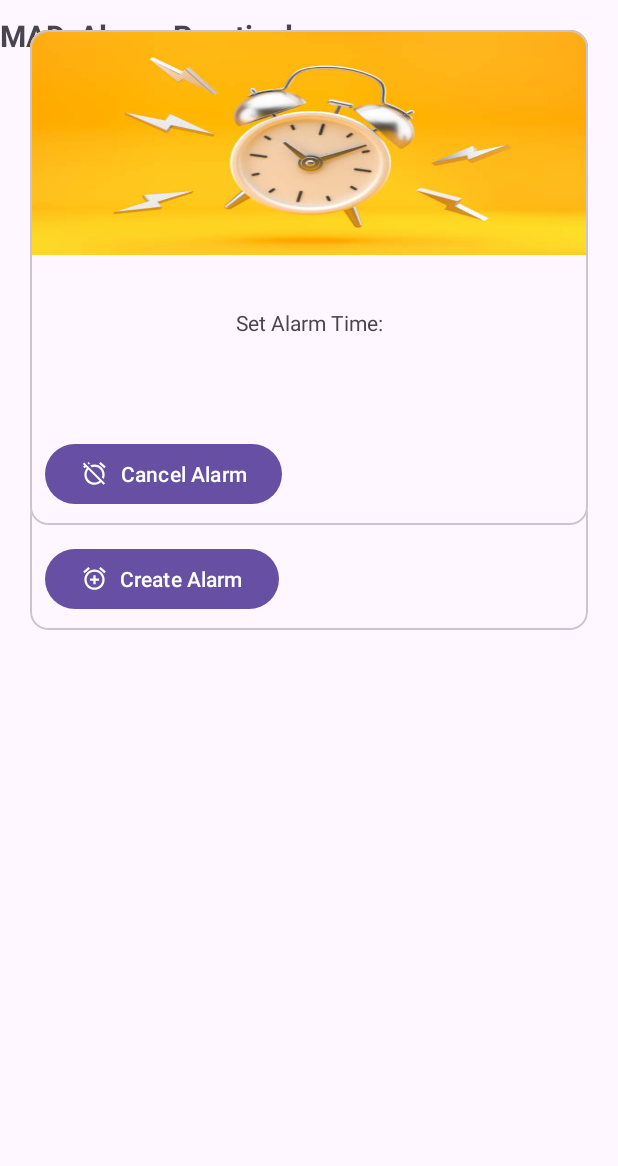
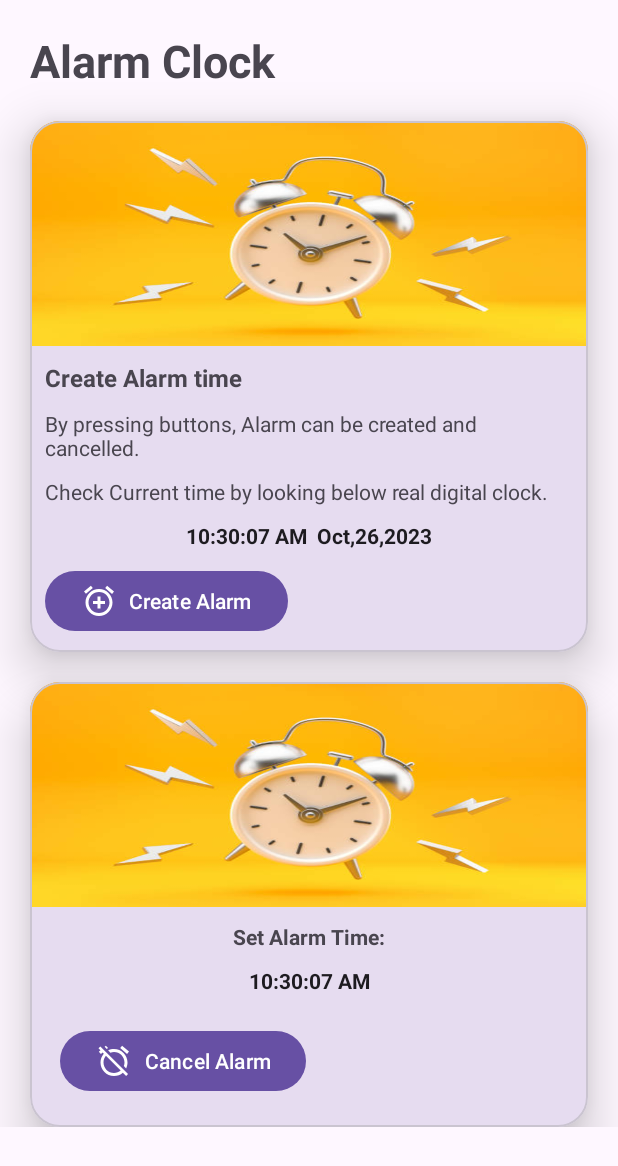
Before and after one commit to Harsh1144/MAD_21012021051_Practical-8, an Android app: the screen it shows after launch (MainActivity), on a phone screen of 412 x 824 dp. Shown: the top 1166 px of the screen. Run offline under Robolectric (Android 15) with nearby library versions, the phone set to English and light mode, and no system bars.

Commit message:
Practical

```diff
--- a/app/src/main/AndroidManifest.xml
+++ b/app/src/main/AndroidManifest.xml
@@ -1,8 +1,9 @@
 <?xml version="1.0" encoding="utf-8"?>
 <manifest xmlns:android="http://schemas.android.com/apk/res/android"
     xmlns:tools="http://schemas.android.com/tools">
-<uses-permission
-    android:name="android.permission.SCHEDULE_EXACT_ALARM"/>
+    <uses-permission android:name="android.permission.SCHEDULE_EXACT_ALARM" />
+    <uses-permission android:name="android.permission.USE_EXACT_ALARM" />
+
     <application
         android:allowBackup="true"
         android:dataExtractionRules="@xml/data_extraction_rules"
--- a/app/src/main/java/com/example/mad_21012021051_practical_8/AlarmBroadcastReceiver.kt
+++ b/app/src/main/java/com/example/mad_21012021051_practical_8/AlarmBroadcastReceiver.kt
@@ -5,17 +5,17 @@ import android.content.Context
 import android.content.Intent
 
 class AlarmBroadcastReceiver : BroadcastReceiver() {
-companion object{
-    val ALARMKEY ="KEY"
-    val ALARMSTART ="START"
-    val ALARMSTOP ="STOP"
-
-}
+    companion object{
+        val ALARMKEY = "Key"
+        val AlARMSTART = "Start"
+        val ALARMSTOP = "Stop"
+    }
     override fun onReceive(context: Context, intent: Intent) {
         // This method is called when the BroadcastReceiver is receiving an Intent broadcast.
         val data = intent.getStringExtra(ALARMKEY)
-        val intentService = Intent(context, AlarmService::class.java)
-        if (data == ALARMSTART) {
+
+        val intentService = Intent(context,AlarmService::class.java)
+        if (data == AlARMSTART){
             context.startService(intentService)
         }
         else{
--- a/app/src/main/java/com/example/mad_21012021051_practical_8/AlarmService.kt
+++ b/app/src/main/java/com/example/mad_21012021051_practical_8/AlarmService.kt
@@ -7,18 +7,18 @@ import android.os.IBinder
 
 class AlarmService : Service() {
 
-    lateinit  var player:MediaPlayer
+    lateinit var player:MediaPlayer
     override fun onBind(intent: Intent): IBinder {
         TODO("Return the communication channel to the service.")
     }
 
     override fun onDestroy() {
+        player.stop()
         super.onDestroy()
     }
 
-
     override fun onStartCommand(intent: Intent?, flags: Int, startId: Int): Int {
-        if(intent !=null){
+        if(intent != null){
             player=MediaPlayer.create(this,R.raw.alarm)
             player.start()
         }
--- a/app/src/main/java/com/example/mad_21012021051_practical_8/MainActivity.kt
+++ b/app/src/main/java/com/example/mad_21012021051_practical_8/MainActivity.kt
@@ -2,26 +2,67 @@ package com.example.mad_21012021051_practical_8
 
 import android.app.AlarmManager
 import android.app.PendingIntent
+import android.app.TimePickerDialog
 import android.content.Intent
 import androidx.appcompat.app.AppCompatActivity
 import android.os.Bundle
+import android.view.View
+import android.widget.Button
+import com.google.android.material.button.MaterialButton
+import com.google.android.material.card.MaterialCardView
+import java.util.Calendar
 
 class MainActivity : AppCompatActivity() {
     override fun onCreate(savedInstanceState: Bundle?) {
         super.onCreate(savedInstanceState)
         setContentView(R.layout.activity_main)
+
+        val cancelAlarmCard = findViewById<MaterialCardView>(R.id.cancel_card)
+
+        val createAlarm = findViewById<MaterialButton>(R.id.create_alarm_btn)
+
+
+        createAlarm.setOnClickListener()
+        {
+            TimePickerDialog(this,{tp,hour,minute -> setAlarmTime(hour,minute)},Calendar.HOUR,Calendar.MINUTE,false).show()
+            cancelAlarmCard.visibility = View.VISIBLE
+        }
+
+        val cancelAlarm = findViewById<MaterialButton>(R.id.cancel_alarm_btn)
+        cancelAlarm.setOnClickListener()
+        {
+            stop()
+            cancelAlarmCard.visibility = View.GONE
+        }
+
     }
-    fun setAlarm(militime:Long,action: String){
-        val intentalarm=Intent(applicationContext,AlarmBroadcastReceiver::class.java)
-        intentalarm.putExtra(AlarmBroadcastReceiver.ALARMKEY,action)
-        val pendingintent=PendingIntent.getBroadcast(applicationContext,4345,intentalarm,PendingIntent.FLAG_UPDATE_CURRENT)
-        val manager=getSystemService(ALARM_SERVICE) as AlarmManager
-        if (action==AlarmBroadcastReceiver.ALARMSTART){
-            manager.setExact(AlarmManager.RTC_WAKEUP,militime,pendingintent)
+
+    fun setAlarmTime(hour: Int, Minute: Int){
+        val alarmTime = Calendar.getInstance()
+        val year = alarmTime.get(Calendar.YEAR)
+        val month = alarmTime.get(Calendar.MONTH)
+        val day = alarmTime.get(Calendar.DATE)
+        val hour = alarmTime.get(Calendar.HOUR)
+        val minute = alarmTime.get(Calendar.MINUTE)
+        alarmTime.set(year,month,day,hour,minute)
+        setAlarm(alarmTime.timeInMillis,AlarmBroadcastReceiver.AlARMSTART)
+    }
+    fun stop(){
+        setAlarm(-1,AlarmBroadcastReceiver.ALARMSTOP)
+    }
+
+    fun setAlarm(militime:Long,action:String){
+        val intentAlarm = Intent(applicationContext,AlarmBroadcastReceiver::class.java)
+        intentAlarm.putExtra(AlarmBroadcastReceiver.ALARMKEY,action)
+        val pendingIntent = PendingIntent.getBroadcast(applicationContext,4345,intentAlarm,PendingIntent.FLAG_IMMUTABLE or  PendingIntent.FLAG_UPDATE_CURRENT)
+        val manager = getSystemService(ALARM_SERVICE) as AlarmManager
+
+        if(action === AlarmBroadcastReceiver.AlARMSTART){
+            manager.setExact(AlarmManager.RTC_WAKEUP,militime,pendingIntent)
         }
-        else{
-            manager.cancel(pendingintent)
-            sendBroadcast(intentalarm)
+        else if(action == AlarmBroadcastReceiver.ALARMSTOP){
+            manager.cancel(pendingIntent)
+            sendBroadcast(intentAlarm)
         }
     }
 
--- a/app/src/main/res/layout/activity_main.xml
+++ b/app/src/main/res/layout/activity_main.xml
@@ -9,125 +9,177 @@
     <androidx.core.widget.NestedScrollView
         android:layout_width="match_parent"
         android:layout_height="match_parent">
-    <androidx.coordinatorlayout.widget.CoordinatorLayout
+
+        <androidx.constraintlayout.widget.ConstraintLayout
             android:layout_width="match_parent"
-        android:layout_height="wrap_content">
+            android:layout_height="wrap_content"
+            app:layout_constraintEnd_toEndOf="parent"
+            app:layout_constraintStart_toStartOf="parent">
 
             <TextView
-            android:id="@+id/textView"
-            android:layout_width="wrap_content"
+                android:id="@+id/header_title"
+                android:layout_width="match_parent"
                 android:layout_height="wrap_content"
-            android:text="MAD_Alarm_Practical"
+                android:layout_margin="20dp"
+                android:text="Alarm Clock"
                 android:textStyle="bold"
-            android:layout_marginTop="10dp"
-            android:textSize="20dp"
+                android:textSize="30dp"
                 app:layout_constraintEnd_toEndOf="parent"
                 app:layout_constraintStart_toStartOf="parent"
                 app:layout_constraintTop_toTopOf="parent" />
 
             <com.google.android.material.card.MaterialCardView
-            android:id="@+id/materialCardView"
+                android:id="@+id/create_card"
                 android:layout_width="match_parent"
-            android:layout_height="400dp"
+                android:layout_height="wrap_content"
                 android:layout_margin="20dp"
-            android:layout_marginTop="28dp"
-            android:elevation="20dp"
-            android:padding="20dp"
+                app:cardCornerRadius="20dp"
+                app:cardElevation="20dp"
+                app:layout_constraintTop_toBottomOf="@+id/header_title"
+                app:layout_constraintStart_toStartOf="parent"
                 app:layout_constraintEnd_toEndOf="parent"
-            app:layout_constraintStart_toStartOf="parent"
-            app:layout_constraintTop_toBottomOf="@+id/textView">
+                >
+
+                <androidx.constraintlayout.widget.ConstraintLayout
+                    android:layout_width="match_parent"
+                    android:layout_height="wrap_content">
 
                     <ImageView
-                android:id="@+id/imageView"
+                        android:id="@+id/alarm_img1"
                         android:layout_width="wrap_content"
                         android:layout_height="150dp"
                         android:scaleType="fitXY"
-                app:srcCompat="@drawable/clock" />
-
-            <androidx.constraintlayout.widget.ConstraintLayout
-                android:layout_width="match_parent"
-                android:layout_height="match_parent"
-                android:layout_marginTop="155dp">
+                        android:src="@drawable/clock"
+                        app:layout_constraintEnd_toEndOf="parent"
+                        app:layout_constraintStart_toStartOf="parent"
+                        app:layout_constraintTop_toTopOf="parent" />
 
                     <TextView
-                    android:id="@+id/textView3"
+                        android:id="@+id/txt1"
+                        android:layout_width="match_parent"
+                        android:layout_height="wrap_content"
+                        android:layout_margin="10dp"
+                        android:text="Create Alarm time"
+                        android:textStyle="bold"
+                        android:textSize="16dp"
+                        app:layout_constraintStart_toStartOf="parent"
+                        app:layout_constraintTop_toBottomOf="@id/alarm_img1" />
+
+                    <TextView
+                        android:id="@+id/txt2"
+                        android:layout_width="match_parent"
+                        android:layout_height="wrap_content"
+                        android:layout_margin="10dp"
+                        android:text="By pressing buttons, Alarm can be created and cancelled."
+                        app:layout_constraintStart_toStartOf="parent"
+                        app:layout_constraintTop_toBottomOf="@id/txt1" />
+
+                    <TextView
+                        android:id="@+id/txt3"
+                        android:layout_width="match_parent"
+                        android:layout_height="wrap_content"
+                        android:layout_margin="10dp"
+                        android:text="Check Current time by looking below real digital clock. "
+                        app:layout_constraintStart_toStartOf="parent"
+                        app:layout_constraintTop_toBottomOf="@+id/txt2"/>
+
+                    <TextClock
+                        android:id="@+id/digi_clock1"
                         android:layout_width="wrap_content"
                         android:layout_height="wrap_content"
                         android:layout_margin="10dp"
-                    android:padding="10dp"
-                    android:text="Create Alarm  Time\nby pressing buttons,Alarm can be  created and cancelled.\nCheck Current time by looking below real digital clock"
+                        android:textStyle="bold"
+                        android:format12Hour="hh:mm:ss a  MMM,dd,yyyy"
+                        app:layout_constraintEnd_toEndOf="parent"
                         app:layout_constraintStart_toStartOf="parent"
-                    app:layout_constraintEnd_toEndOf="parent"
-                    app:layout_constraintTop_toTopOf="parent" />
+                        app:layout_constraintTop_toBottomOf="@+id/txt3" />
 
                     <com.google.android.material.button.MaterialButton
+                        android:id="@+id/create_alarm_btn"
                         android:layout_width="wrap_content"
                         android:layout_height="wrap_content"
                         android:layout_margin="10dp"
                         android:text="Create Alarm"
-                    app:icon="@drawable/baseline_add_alarm_24"
+                        android:drawableLeft="@drawable/baseline_add_alarm_24"
                         app:layout_constraintBottom_toBottomOf="parent"
-                    app:layout_constraintStart_toStartOf="parent" />
+                        app:layout_constraintStart_toStartOf="parent"
+                        app:layout_constraintTop_toBottomOf="@id/digi_clock1">
 
-                <TextClock
-                    android:id="@+id/textClock"
-                    android:layout_width="wrap_content"
-                    android:layout_height="wrap_content"
-                    android:format12Hour="hh:mm:ss a dd-MMM-yyyy"
-                    app:layout_constraintEnd_toEndOf="parent"
-                    app:layout_constraintStart_toStartOf="parent"
-                    app:layout_constraintTop_toBottomOf="@+id/textView3" />
+                    </com.google.android.material.button.MaterialButton>
+
                 </androidx.constraintlayout.widget.ConstraintLayout>
 
             </com.google.android.material.card.MaterialCardView>
 
+
             <com.google.android.material.card.MaterialCardView
-            android:id="@+id/materialCardView1"
+                android:id="@+id/cancel_card"
                 android:layout_width="match_parent"
-            android:layout_height="330dp"
+                android:layout_height="wrap_content"
                 android:layout_margin="20dp"
-            android:elevation="20dp"
-            android:padding="20dp"
-            app:layout_constraintTop_toBottomOf="@id/materialCardView">
+                app:cardCornerRadius="20dp"
+                app:cardElevation="20dp"
+                app:layout_constraintEnd_toEndOf="parent"
+                app:layout_constraintStart_toStartOf="parent"
+                app:layout_constraintTop_toBottomOf="@+id/create_card">
+
+                <androidx.constraintlayout.widget.ConstraintLayout
+                    android:layout_width="wrap_content"
+                    android:layout_height="wrap_content">
 
                     <ImageView
-                android:id="@+id/imageView1"
-                android:layout_width="wrap_content"
+                        android:id="@+id/alarm_img2"
+                        android:layout_width="match_parent"
                         android:layout_height="150dp"
                         android:scaleType="fitXY"
-                app:srcCompat="@drawable/clock" />
-
-            <androidx.constraintlayout.widget.ConstraintLayout
-                android:layout_width="match_parent"
-                android:layout_height="match_parent"
-                android:layout_marginTop="155dp">
-
-                <com.google.android.material.button.MaterialButton
-                    android:layout_width="wrap_content"
-                    android:layout_height="wrap_content"
-                    android:layout_margin="10dp"
-                    android:text="Cancel Alarm"
-                    app:icon="@drawable/baseline_alarm_off_24"
-                    app:layout_constraintBottom_toBottomOf="parent"
-                    app:layout_constraintStart_toStartOf="parent">
-
-                </com.google.android.material.button.MaterialButton>
-
-                <TextView
-                    android:id="@+id/textView4"
-                    android:layout_width="wrap_content"
-                    android:layout_height="wrap_content"
-                    android:layout_marginTop="30dp"
-                    android:text="Set Alarm Time:"
+                        android:src="@drawable/clock"
                         app:layout_constraintEnd_toEndOf="parent"
                         app:layout_constraintStart_toStartOf="parent"
                         app:layout_constraintTop_toTopOf="parent" />
 
+                    <TextView
+                        android:id="@+id/txt4"
+                        android:layout_width="match_parent"
+                        android:layout_height="wrap_content"
+                        android:layout_margin="10dp"
+                        android:text="Set Alarm Time:"
+                        android:textStyle="bold"
+                        app:layout_constraintEnd_toEndOf="parent"
+                        app:layout_constraintStart_toStartOf="parent"
+                        app:layout_constraintTop_toBottomOf="@id/alarm_img2" />
+
+                    <TextClock
+                        android:id="@+id/digi_clock2"
+                        android:layout_width="wrap_content"
+                        android:layout_height="wrap_content"
+                        android:layout_margin="10dp"
+                        android:textStyle="bold"
+                        android:format12Hour="hh:mm:ss a"
+                        app:layout_constraintTop_toBottomOf="@+id/txt4"
+                        app:layout_constraintStart_toStartOf="parent"
+                        app:layout_constraintEnd_toEndOf="parent"
+                        />
+
+                    <com.google.android.material.button.MaterialButton
+                        android:id="@+id/cancel_alarm_btn"
+                        android:layout_width="wrap_content"
+                        android:layout_height="wrap_content"
+                        android:layout_margin="20dp"
+                        android:text="Cancel Alarm"
+                        android:drawableLeft="@drawable/baseline_alarm_off_24"
+                        app:layout_constraintBottom_toBottomOf="parent"
+                        app:layout_constraintStart_toStartOf="parent"
+                        app:layout_constraintTop_toBottomOf="@+id/digi_clock2">
+
+                    </com.google.android.material.button.MaterialButton>
+
                 </androidx.constraintlayout.widget.ConstraintLayout>
+
             </com.google.android.material.card.MaterialCardView>
+        </androidx.constraintlayout.widget.ConstraintLayout>
 
 
-    </androidx.coordinatorlayout.widget.CoordinatorLayout>
     </androidx.core.widget.NestedScrollView>
 
+
 </androidx.constraintlayout.widget.ConstraintLayout>
```
Lines whose indentation alone changed are shown as unchanged.
